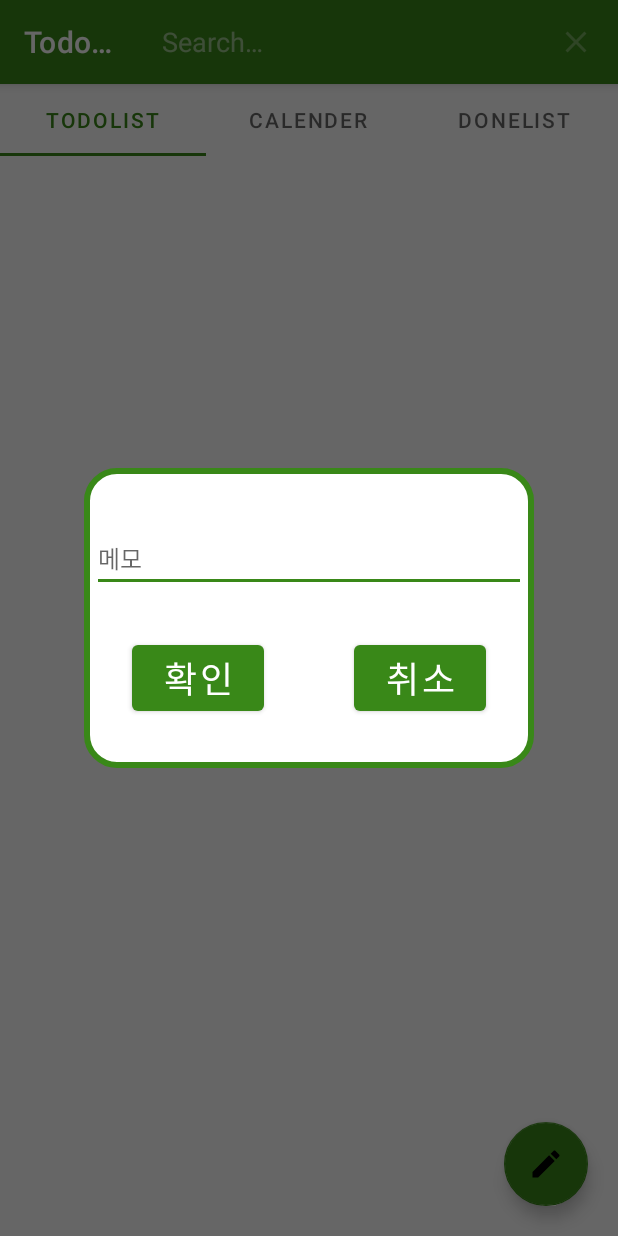
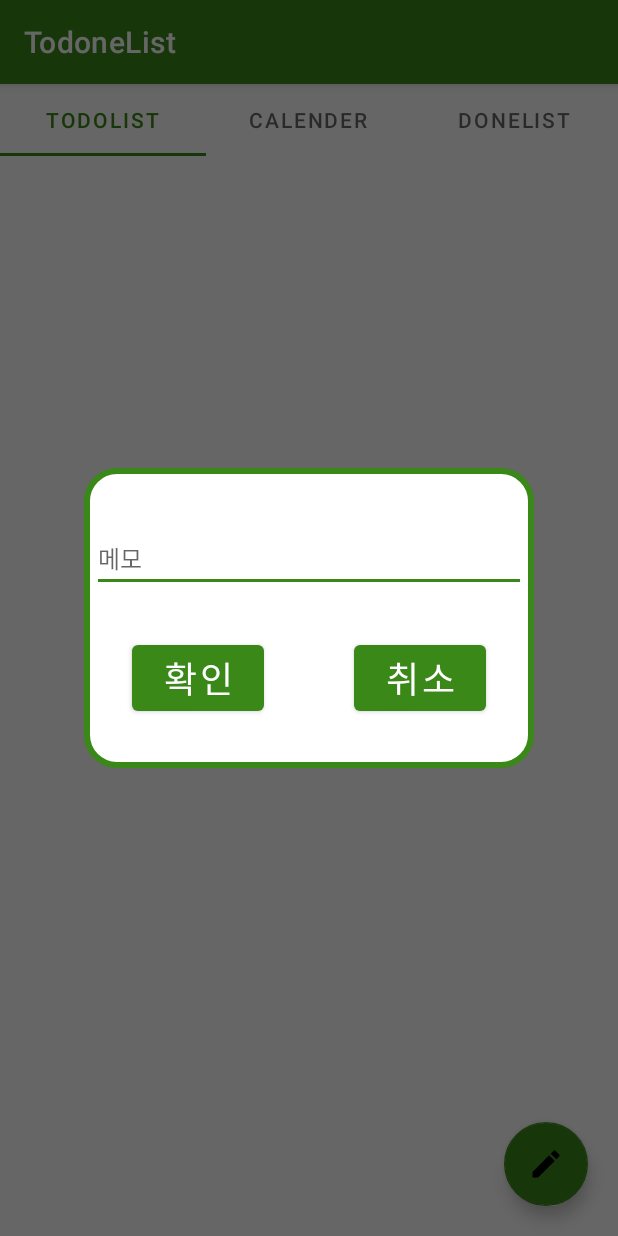
Before and after one commit to HanYeop/TodoneList, an Android app: the screen it shows after launch (MainActivity), after a tap on an icon or button, on a phone screen of 412 x 824 dp. Run offline under Robolectric (Android 15) with nearby library versions, the phone set to English and light mode, and no system bars; our stand-ins replace Room's generated code; 1 other tap on this screen came first.

Commit message:
서치바 삭제

```diff
--- a/app/src/main/java/com/hanyeop/todoneList/data/MemoDao.kt
+++ b/app/src/main/java/com/hanyeop/todoneList/data/MemoDao.kt
@@ -24,6 +24,6 @@ interface MemoDao {
     @Query("SELECT * FROM Memo WHERE year = :year AND month = :month AND day = :day ORDER BY id DESC")
     fun readDateData(year : Int, month : Int, day : Int) : List<Memo>
 
-    @Query("SELECT * FROM Memo WHERE content LIKE :searchQuery")
-    fun searchDatabase(searchQuery : String) : Flow<List<Memo>>
+//    @Query("SELECT * FROM Memo WHERE content LIKE :searchQuery")
+//    fun searchDatabase(searchQuery : String) : Flow<List<Memo>>
 }
--- a/app/src/main/java/com/hanyeop/todoneList/repository/MemoRepository.kt
+++ b/app/src/main/java/com/hanyeop/todoneList/repository/MemoRepository.kt
@@ -24,7 +24,7 @@ class MemoRepository(private val memoDao: MemoDao) {
         return memoDao.readDateData(year, month, day)
     }
 
-    fun searchDatabase(searchQuery: String): Flow<List<Memo>> {
-        return memoDao.searchDatabase(searchQuery)
-    }
+//    fun searchDatabase(searchQuery: String): Flow<List<Memo>> {
+//        return memoDao.searchDatabase(searchQuery)
+//    }
 }
--- a/app/src/main/java/com/hanyeop/todoneList/ui/fragment/TodoListFragment.kt
+++ b/app/src/main/java/com/hanyeop/todoneList/ui/fragment/TodoListFragment.kt
@@ -58,15 +58,15 @@ class TodoListFragment : Fragment(), MyCustomDialogInterface {
         myCustomDialog.show()
     }
 
-    // 서치바 추가
-    override fun onCreateOptionsMenu(menu: Menu, inflater: MenuInflater) {
-        inflater.inflate(R.menu.main_menu,menu)
-
-        val search = menu?.findItem(R.id.menu_search)
-        val searchView = search?.actionView as? SearchView
+//    // 서치바 추가
+//    override fun onCreateOptionsMenu(menu: Menu, inflater: MenuInflater) {
+//        inflater.inflate(R.menu.main_menu,menu)
+//
+//        val search = menu?.findItem(R.id.menu_search)
+//        val searchView = search?.actionView as? SearchView
 //        searchView?.isSubmitButtonEnabled = true
 //        searchView?.setOnQueryTextListener(this)
-    }
+//    }
 
     // 프래그먼트는 뷰보다 오래 지속 . 프래그먼트의 onDestroyView() 메서드에서 결합 클래스 인스턴스 참조를 정리
     override fun onDestroyView() {
--- a/app/src/main/java/com/hanyeop/todoneList/viewmodel/MemoViewModel.kt
+++ b/app/src/main/java/com/hanyeop/todoneList/viewmodel/MemoViewModel.kt
@@ -50,7 +50,7 @@ class MemoViewModel(application: Application) : AndroidViewModel(application) {
         }
     }
 
-    fun searchDatabase(searchQuery: String): LiveData<List<Memo>> {
-        return repository.searchDatabase(searchQuery).asLiveData()
-    }
+//    fun searchDatabase(searchQuery: String): LiveData<List<Memo>> {
+//        return repository.searchDatabase(searchQuery).asLiveData()
+//    }
 }
```
